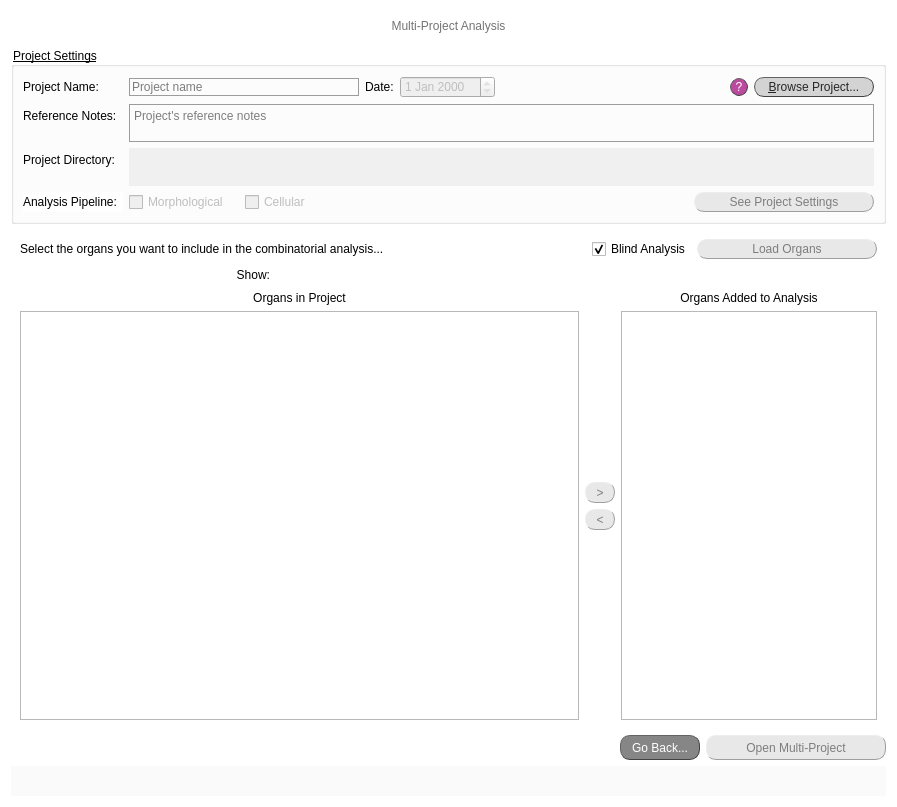
This is src/gui/ui/multi_proj_analysis_screen.ui in jsanchez679/morphoHeart as Qt 5 draws it before an edit. The edited form follows.
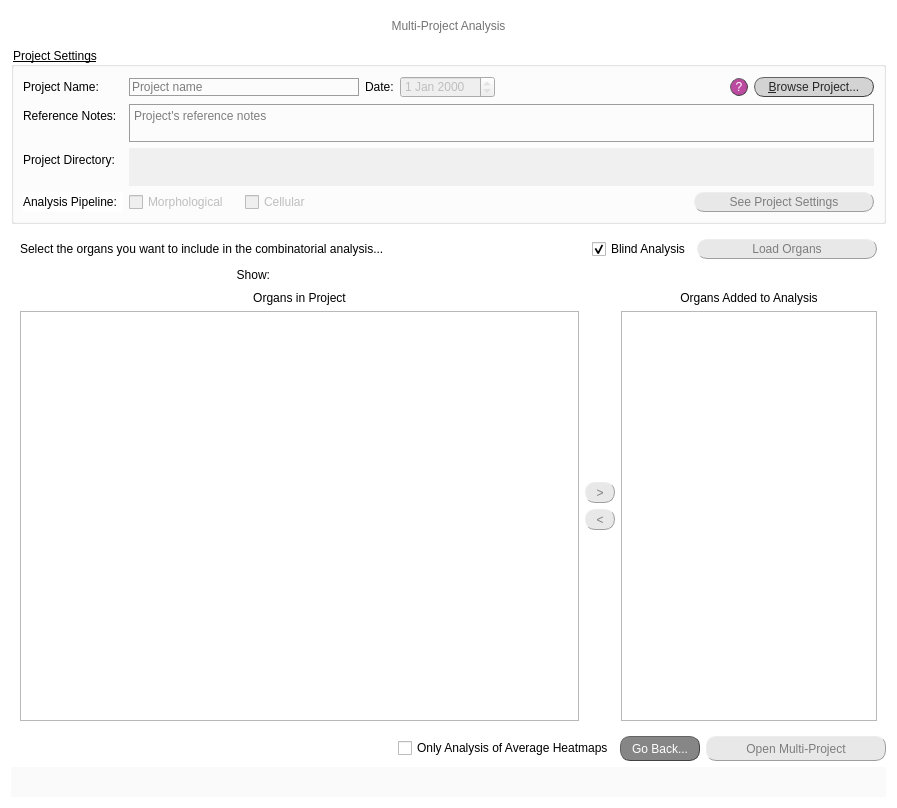
This is the edited form.

Commit message: Added average heatmap only to multip analysis windows

The edit to the form file:
```diff
--- a/src/gui/ui/multi_proj_analysis_screen.ui
+++ b/src/gui/ui/multi_proj_analysis_screen.ui
@@ -7,7 +7,7 @@
     <x>0</x>
     <y>0</y>
     <width>897</width>
-    <height>807</height>
+    <height>808</height>
    </rect>
   </property>
   <property name="windowTitle">
@@ -1096,6 +1096,43 @@
        </property>
       </spacer>
      </item>
+     <item>
+      <widget class="QCheckBox" name="cB_only_avehm">
+       <property name="sizePolicy">
+        <sizepolicy hsizetype="Fixed" vsizetype="Fixed">
+         <horstretch>0</horstretch>
+         <verstretch>0</verstretch>
+        </sizepolicy>
+       </property>
+       <property name="minimumSize">
+        <size>
+         <width>200</width>
+         <height>18</height>
+        </size>
+       </property>
+       <property name="maximumSize">
+        <size>
+         <width>16777214</width>
+         <height>16777215</height>
+        </size>
+       </property>
+       <property name="layoutDirection">
+        <enum>Qt::LeftToRight</enum>
+       </property>
+       <property name="styleSheet">
+        <string notr="true">font: 25 10pt &quot;Calibri Light&quot;;</string>
+       </property>
+       <property name="text">
+        <string>Only Analysis of Average Heatmaps</string>
+       </property>
+       <property name="checkable">
+        <bool>true</bool>
+       </property>
+       <property name="checked">
+        <bool>false</bool>
+       </property>
+      </widget>
+     </item>
      <item>
       <widget class="QPushButton" name="button_go_back">
        <property name="minimumSize">
```
The commit also changes 5 other files.
